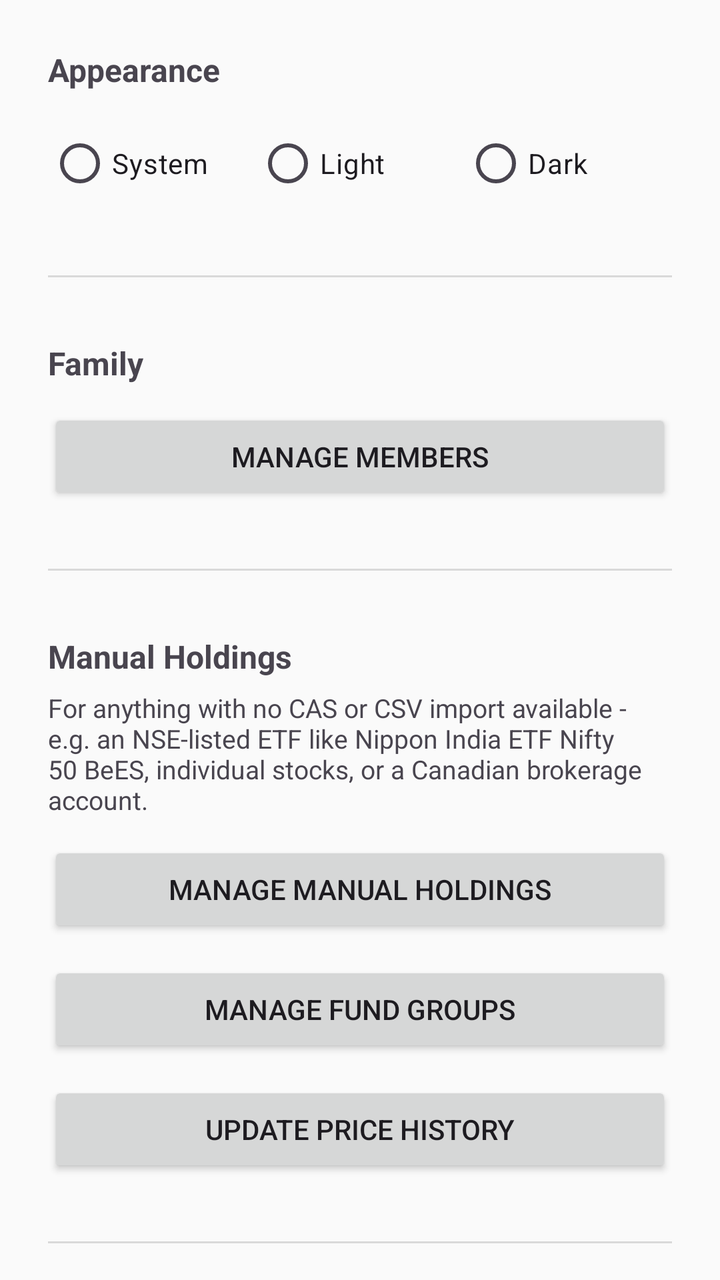
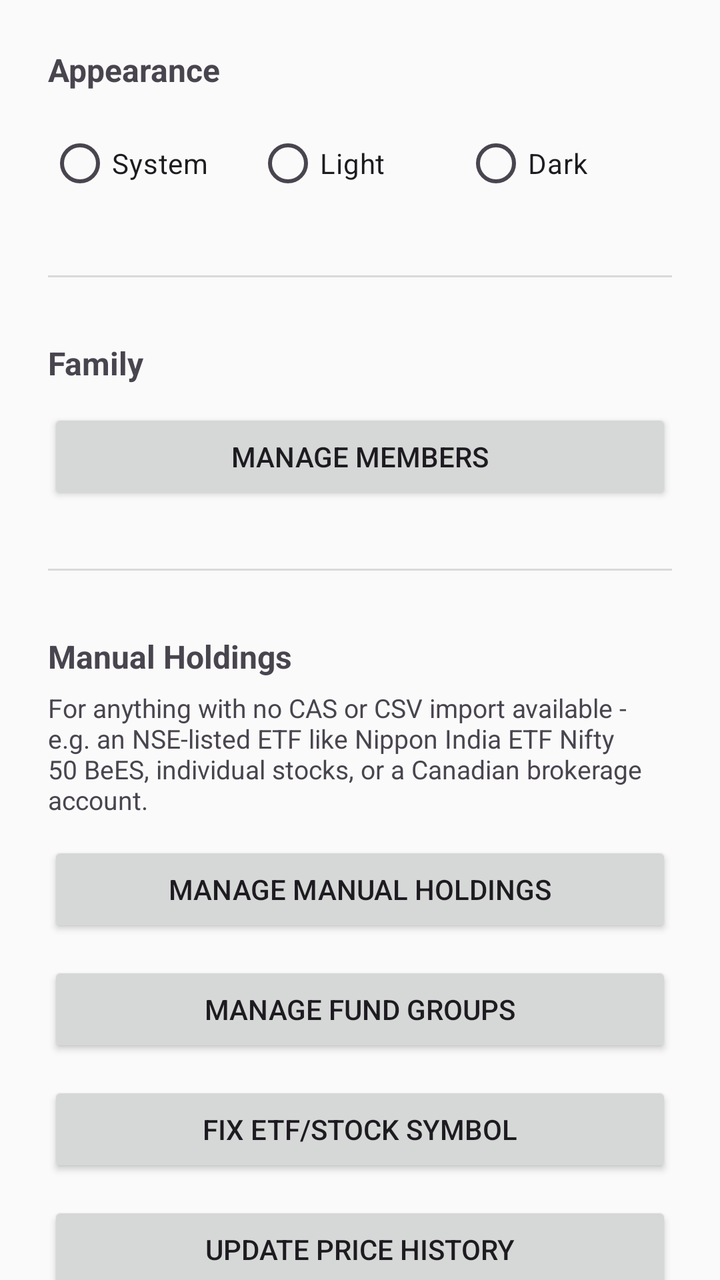

Compare the two renders of this Android layout. The source of the first and the diff that turns it into the second are given below.
<!-- AndroidManifest.xml: application theme Theme.PersonalPortfolio -->
<!-- res/layout/activity_settings.xml -->
<?xml version="1.0" encoding="utf-8"?>
<androidx.core.widget.NestedScrollView xmlns:android="http://schemas.android.com/apk/res/android"
    android:layout_width="match_parent"
    android:layout_height="match_parent"
    android:fillViewport="true">

<LinearLayout xmlns:android="http://schemas.android.com/apk/res/android"
    android:layout_width="match_parent"
    android:layout_height="wrap_content"
    android:orientation="vertical"
    android:padding="24dp">

    <TextView
        android:layout_width="match_parent"
        android:layout_height="wrap_content"
        android:textSize="16sp"
        android:textStyle="bold"
        android:text="Appearance" />

    <RadioGroup
        android:id="@+id/themeRadioGroup"
        android:layout_width="match_parent"
        android:layout_height="wrap_content"
        android:orientation="horizontal"
        android:layout_marginTop="12dp">

        <RadioButton
            android:id="@+id/themeSystemRadio"
            android:layout_width="0dp"
            android:layout_height="wrap_content"
            android:layout_weight="1"
            android:text="System" />

        <RadioButton
            android:id="@+id/themeLightRadio"
            android:layout_width="0dp"
            android:layout_height="wrap_content"
            android:layout_weight="1"
            android:text="Light" />

        <RadioButton
            android:id="@+id/themeDarkRadio"
            android:layout_width="0dp"
            android:layout_height="wrap_content"
            android:layout_weight="1"
            android:text="Dark" />

    </RadioGroup>

    <View
        android:layout_width="match_parent"
        android:layout_height="1dp"
        android:background="#22000000"
        android:layout_marginTop="32dp"
        android:layout_marginBottom="32dp" />

    <TextView
        android:layout_width="match_parent"
        android:layout_height="wrap_content"
        android:textSize="16sp"
        android:textStyle="bold"
        android:text="Family" />

    <Button
        android:id="@+id/manageMembersButton"
        android:layout_width="match_parent"
        android:layout_height="wrap_content"
        android:layout_marginTop="12dp"
        android:text="Manage Members" />

    <View
        android:layout_width="match_parent"
        android:layout_height="1dp"
        android:background="#22000000"
        android:layout_marginTop="32dp"
        android:layout_marginBottom="32dp" />

    <TextView
        android:layout_width="match_parent"
        android:layout_height="wrap_content"
        android:textSize="16sp"
        android:textStyle="bold"
        android:text="Manual Holdings" />

    <TextView
        android:layout_width="match_parent"
        android:layout_height="wrap_content"
        android:layout_marginTop="6dp"
        android:textSize="13sp"
        android:text="For anything with no CAS or CSV import available - e.g. an NSE-listed ETF like Nippon India ETF Nifty 50 BeES, individual stocks, or a Canadian brokerage account." />

    <Button
        android:id="@+id/manageForeignHoldingsButton"
        android:layout_width="match_parent"
        android:layout_height="wrap_content"
        android:layout_marginTop="12dp"
        android:text="Manage Manual Holdings" />

    <Button
        android:id="@+id/manageFundGroupsButton"
        android:layout_width="match_parent"
        android:layout_height="wrap_content"
        android:layout_marginTop="12dp"
        android:text="Manage Fund Groups" />

    <Button
        android:id="@+id/updateHistoryButton"
        android:layout_width="match_parent"
        android:layout_height="wrap_content"
        android:layout_marginTop="12dp"
        android:text="Update Price History" />

    <View
        android:layout_width="match_parent"
        android:layout_height="1dp"
        android:background="#22000000"
        android:layout_marginTop="32dp"
        android:layout_marginBottom="32dp" />

    <TextView
        android:layout_width="match_parent"
        android:layout_height="wrap_content"
        android:textSize="16sp"
        android:textStyle="bold"
        android:text="Backup" />

    <TextView
        android:layout_width="match_parent"
        android:layout_height="wrap_content"
        android:layout_marginTop="8dp"
        android:textSize="14sp"
        android:text="Your portfolio only exists on this phone. Export a backup somewhere safe (Drive, email, another device) every so often." />

    <Button
        android:id="@+id/exportButton"
        android:layout_width="match_parent"
        android:layout_height="wrap_content"
        android:layout_marginTop="20dp"
        android:text="Export Backup" />

    <View
        android:layout_width="match_parent"
        android:layout_height="1dp"
        android:background="#22000000"
        android:layout_marginTop="32dp"
        android:layout_marginBottom="32dp" />

    <TextView
        android:layout_width="match_parent"
        android:layout_height="wrap_content"
        android:textSize="16sp"
        android:textStyle="bold"
        android:text="Restore" />

    <TextView
        android:layout_width="match_parent"
        android:layout_height="wrap_content"
        android:layout_marginTop="8dp"
        android:textSize="14sp"
        android:textColor="#C62828"
        android:text="This REPLACES everything currently in the app with the backup file. Anything added since that backup was made will be lost." />

    <Button
        android:id="@+id/importButton"
        android:layout_width="match_parent"
        android:layout_height="wrap_content"
        android:layout_marginTop="20dp"
        android:text="Restore From Backup" />

    <View
        android:layout_width="match_parent"
        android:layout_height="1dp"
        android:background="#22000000"
        android:layout_marginTop="32dp"
        android:layout_marginBottom="32dp" />

    <TextView
        android:layout_width="match_parent"
        android:layout_height="wrap_content"
        android:textSize="16sp"
        android:textStyle="bold"
        android:textColor="#C62828"
        android:text="Danger Zone" />

    <TextView
        android:layout_width="match_parent"
        android:layout_height="wrap_content"
        android:layout_marginTop="8dp"
        android:textSize="13sp"
        android:textColor="@color/colorNeutral"
        android:text="Your portfolio may reappear automatically after uninstalling and reinstalling this app - that's Android's own Auto Backup feature restoring it from your Google account, not anything cached separately. Use this only if you deliberately want to start completely from scratch." />

    <Button
        android:id="@+id/wipeAllDataButton"
        android:layout_width="match_parent"
        android:layout_height="wrap_content"
        android:layout_marginTop="16dp"
        android:backgroundTint="#C62828"
        android:textColor="#FFFFFF"
        android:text="Wipe All Portfolio Data" />

    <TextView
        android:id="@+id/settingsStatusText"
        android:layout_width="match_parent"
        android:layout_height="wrap_content"
        android:layout_marginTop="24dp"
        android:textSize="14sp" />

</LinearLayout>

</androidx.core.widget.NestedScrollView>
<!-- resources referenced by this layout -->
<resources>
  <color name="colorNeutral">#757575</color>
  <style name="Theme.PersonalPortfolio" parent="Theme.Material3.DayNight.NoActionBar">
          <item name="colorPrimary">@color/colorPrimary</item>
          <item name="colorPrimaryVariant">@color/colorPrimaryVariant</item>
          <item name="colorOnPrimary">@color/colorOnPrimary</item>
  
          <item name="colorSecondary">@color/colorSecondary</item>
          <item name="colorOnSecondary">@color/colorOnSecondary</item>
  
          <item name="android:colorBackground">@color/colorBackground</item>
          <item name="colorOnBackground">@color/colorOnBackground</item>
  
          <item name="colorSurface">@color/colorSurface</item>
          <item name="colorOnSurface">@color/colorOnSurface</item>
  
          <item name="android:statusBarColor">@color/colorPrimaryVariant</item>
      </style>
  <color name="colorPrimary">#1B5E20</color>
  <color name="colorPrimaryVariant">#0D3B12</color>
  <color name="colorOnPrimary">#FFFFFF</color>
  <color name="colorSecondary">#00897B</color>
  <color name="colorOnSecondary">#FFFFFF</color>
  <color name="colorBackground">#FAFAFA</color>
  <color name="colorOnBackground">#1A1A1A</color>
  <color name="colorSurface">#FFFFFF</color>
  <color name="colorOnSurface">#1A1A1A</color>
</resources>

<!-- the commit's change to res/layout/activity_settings.xml (unified diff, before → after) -->
@@ -104,6 +104,13 @@
         android:text="Manage Fund Groups" />
 
     <Button
+        android:id="@+id/fixAssetSymbolButton"
+        android:layout_width="match_parent"
+        android:layout_height="wrap_content"
+        android:layout_marginTop="12dp"
+        android:text="Fix ETF/Stock Symbol" />
+
+    <Button
         android:id="@+id/updateHistoryButton"
         android:layout_width="match_parent"
         android:layout_height="wrap_content"
